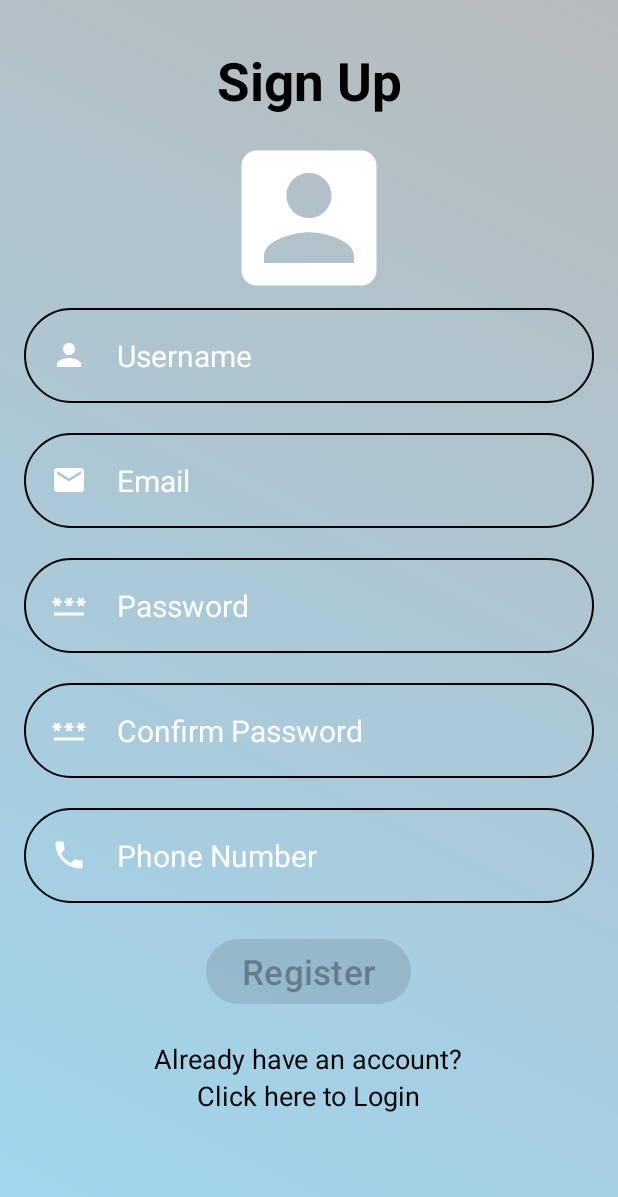
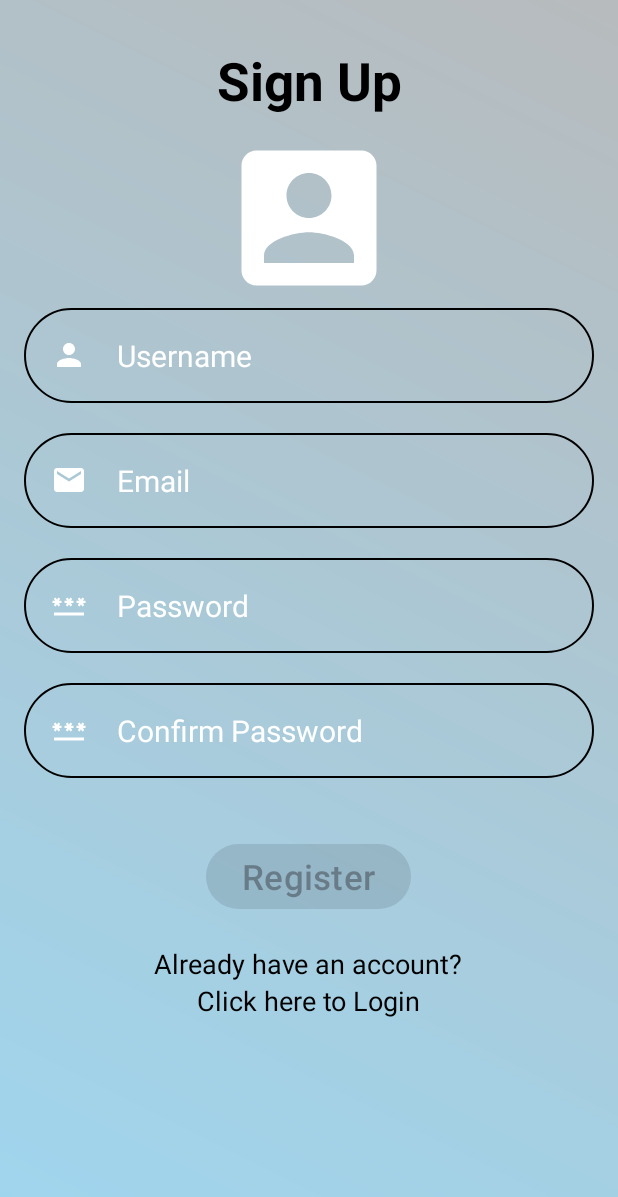
Before and after one commit to Bhavyadhan26/StreamDash_App, an Android app: the SignupActivity screen opened directly, with no data from a screen before it, on a phone screen of 412 x 824 dp. Shown: the top 1197 px of the screen. Run offline under Robolectric (Android 15) with nearby library versions, the phone set to English and light mode, and no system bars.

Commit message:
feat: add database connectivity & login+signup functionality

```diff
--- a/app/build.gradle.kts
+++ b/app/build.gradle.kts
@@ -57,4 +57,5 @@ dependencies {
     androidTestImplementation(libs.androidx.espresso.core)
     implementation(platform(libs.firebase.bom))
     implementation(libs.firebase.messaging)
+    implementation(libs.firebase.firestore)
 }
--- a/app/src/main/java/com/app/streamdash/FCMService.kt
+++ b/app/src/main/java/com/app/streamdash/FCMService.kt
@@ -25,6 +25,7 @@ public class FCMService : FirebaseMessagingService() {
 
     override fun onNewToken(token: String) {
         super.onNewToken(token)
+        Database.updateToken(token)
     }
 
     override fun onMessageReceived(remoteMessage: RemoteMessage) {
--- a/app/src/main/java/com/app/streamdash/MenuActivity.kt
+++ b/app/src/main/java/com/app/streamdash/MenuActivity.kt
@@ -6,7 +6,6 @@ import android.view.View
 import android.widget.TextView
 import android.widget.Toast
 import androidx.appcompat.app.AppCompatActivity
-
 class MenuActivity: AppCompatActivity() {
     private lateinit var profileTextView: TextView
     private lateinit var settingsTextView: TextView
--- a/app/src/main/res/layout/signup.xml
+++ b/app/src/main/res/layout/signup.xml
@@ -104,34 +104,15 @@
         android:layout_marginBottom="20dp" />
 
 
-    <EditText
-        android:layout_width="match_parent"
+    <com.google.android.material.button.MaterialButton
+        android:id="@+id/signupbtn"
+        android:layout_width="wrap_content"
         android:layout_height="wrap_content"
         android:layout_below="@id/user_conf_password"
-        android:hint="Phone Number"
-        android:maxLength="10"
-        android:textColor="@color/white"
-        android:textColorHint="@color/white"
-        android:textSize="20dp"
-        android:layout_marginLeft="16dp"
-        android:layout_marginRight="16dp"
-        android:background="@drawable/rounded_corner"
-        android:padding="18dp"
-        android:inputType="number|phone"
-        android:id="@+id/user_contact"
-        android:drawableLeft="@drawable/baseline_phone_24"
-        android:drawablePadding="20dp"
-        />
-
-    <com.google.android.material.button.MaterialButton
-        android:layout_width="wrap_content"
-        android:layout_height="wrap_content"
-        android:id="@+id/signupbtn"
+        android:layout_centerHorizontal="true"
+        android:layout_margin="20dp"
         android:text="Register"
-        android:textSize="23dp"
-        android:layout_below="@id/user_contact"
-        android:layout_centerHorizontal="true"
-        android:layout_margin="20dp"/>
+        android:textSize="23dp" />
 
     <TextView
         android:layout_width="wrap_content"
--- a/gradle/libs.versions.toml
+++ b/gradle/libs.versions.toml
@@ -16,10 +16,12 @@ constraintlayout = "2.1.4"
 nanohttpd = "2.3.1"
 gridlayout = "1.0.0"
 cardview = "1.0.0"
+firebaseFirestoreKtx = "25.1.0"
 
 [libraries]
 androidx-core-ktx = { group = "androidx.core", name = "core-ktx", version.ref = "coreKtx" }
 firebase-bom = { module = "com.google.firebase:firebase-bom", version.ref = "firebaseBom" }
+firebase-firestore = { module = "com.google.firebase:firebase-firestore" }
 firebase-messaging = { module = "com.google.firebase:firebase-messaging" }
 flexbox = { module = "com.google.android.flexbox:flexbox", version.ref = "flexbox" }
 junit = { group = "junit", name = "junit", version.ref = "junit" }
@@ -34,6 +36,7 @@ androidx-activity = { group = "androidx.activity", name = "activity", version.re
 androidx-constraintlayout = { group = "androidx.constraintlayout", name = "constraintlayout", version.ref = "constraintlayout" }
 androidx-gridlayout = { group = "androidx.gridlayout", name = "gridlayout", version.ref = "gridlayout" }
 androidx-cardview = { group = "androidx.cardview", name = "cardview", version.ref = "cardview" }
+firebase-firestore-ktx = { group = "com.google.firebase", name = "firebase-firestore-ktx", version.ref = "firebaseFirestoreKtx" }
 
 [plugins]
 android-application = { id = "com.android.application", version.ref = "agp" }
```
Also changed, not shown: app/src/main/java/com/app/streamdash/Database.kt (added, +101 -0 lines), app/src/main/java/com/app/streamdash/HomePageActivity.kt (+1 -6 lines), app/src/main/java/com/app/streamdash/LoginActivity.kt (+9 -10 lines), app/src/main/java/com/app/streamdash/SignupActivity.kt (+30 -21 lines), 1 other file.
